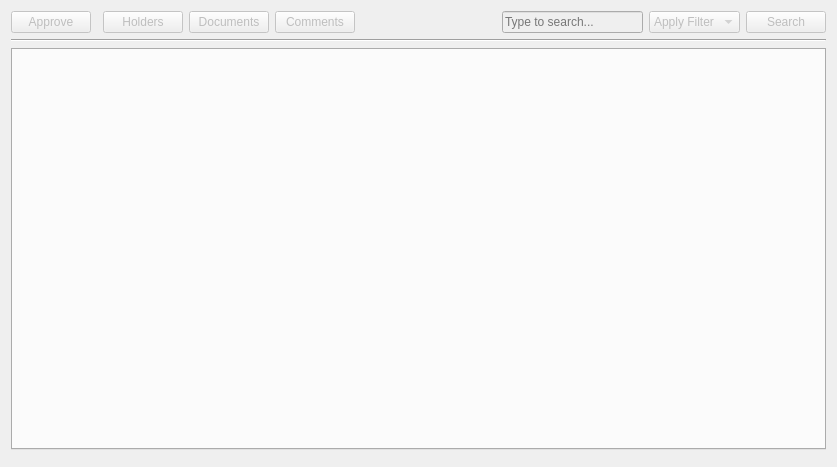
The window that ui/flts/workflow_manager/ui_workflow_manager.ui (gltn/stdm) describes before a commit, drawn with Qt 5.
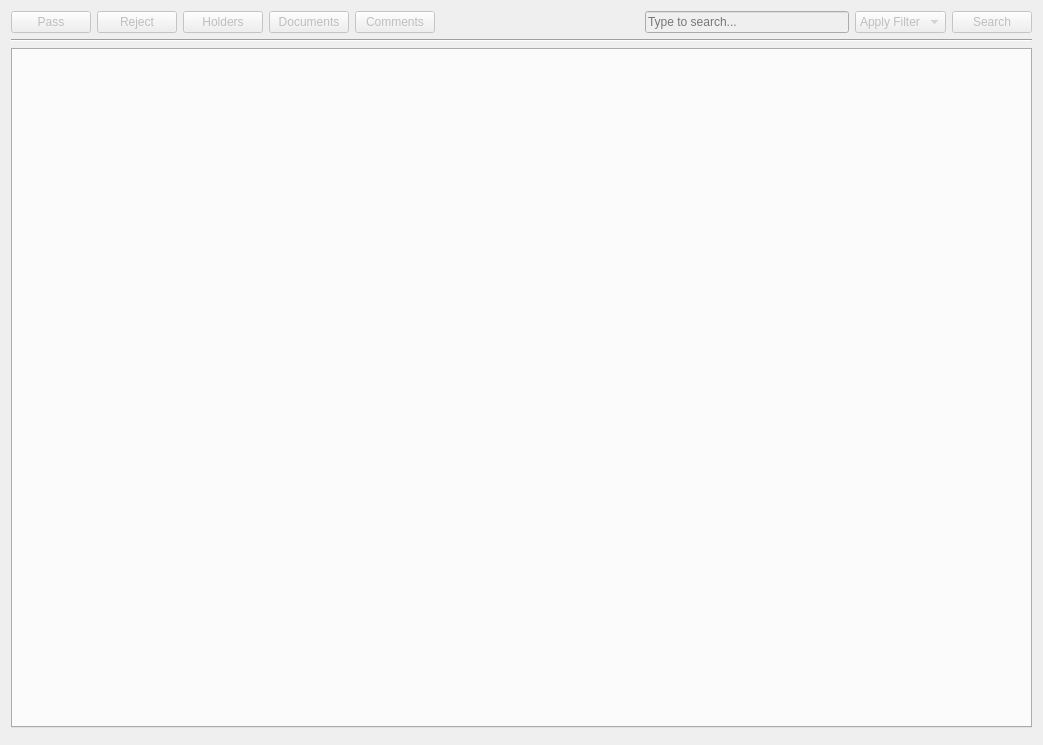
The same window after the commit.

Commit message: Updated UI from designer

```diff
--- a/ui/flts/workflow_manager/ui_workflow_manager.ui
+++ b/ui/flts/workflow_manager/ui_workflow_manager.ui
@@ -6,13 +6,15 @@
    <rect>
     <x>0</x>
     <y>0</y>
-    <width>837</width>
-    <height>467</height>
+    <width>1043</width>
+    <height>745</height>
    </rect>
   </property>
   <property name="windowTitle">
    <string>Workflow Manager</string>
   </property>
+  <layout class="QHBoxLayout" name="horizontalLayout_2">
+   <item>
   <layout class="QVBoxLayout" name="verticalLayout_2">
    <item>
     <layout class="QVBoxLayout" name="verticalLayout">
@@ -27,17 +29,17 @@
           <bool>false</bool>
          </property>
          <property name="text">
-          <string>Approve</string>
+            <string>Pass</string>
          </property>
         </widget>
        </item>
        <item>
-        <widget class="QFrame" name="disapproveFrame">
-         <property name="frameShape">
-          <enum>QFrame::StyledPanel</enum>
-         </property>
-         <property name="frameShadow">
-          <enum>QFrame::Raised</enum>
+          <widget class="QPushButton" name="disapproveButton">
+           <property name="enabled">
+            <bool>false</bool>
+           </property>
+           <property name="text">
+            <string>Reject</string>
          </property>
         </widget>
        </item>
@@ -115,6 +117,8 @@
           <string>Search</string>
          </property>
         </widget>
+         </item>
+        </layout>
        </item>
       </layout>
      </item>
```
Lines whose indentation alone changed are shown as unchanged. The commit also changes 1 other file.
